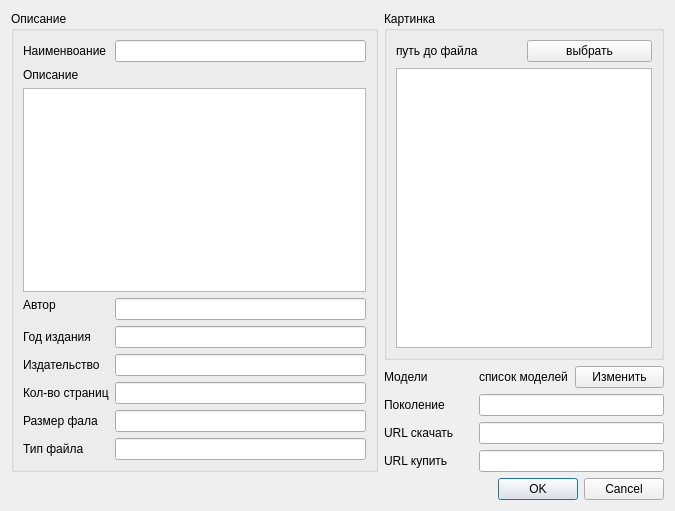
Before: the Qt Designer form manualdialog.ui in balamyt92/ManualBase, drawn with Qt 5.
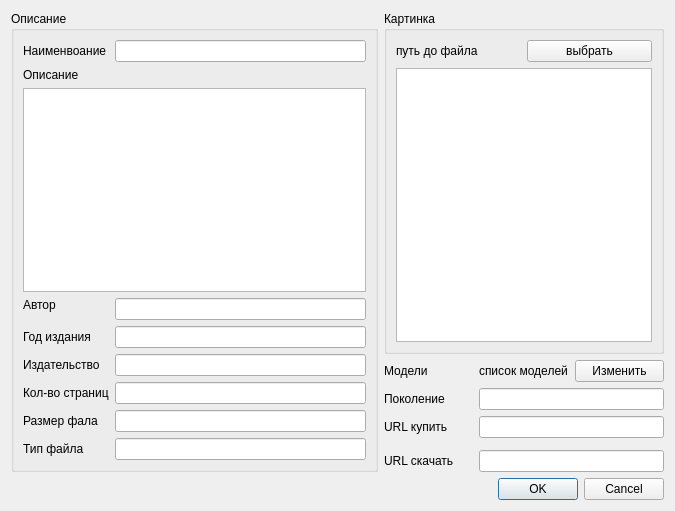
After: the same form once the commit is applied.

Commit message: исправлена проблема с сылками

```diff
--- a/manualdialog.ui
+++ b/manualdialog.ui
@@ -14,6 +14,9 @@
    <string>Dialog</string>
   </property>
   <layout class="QGridLayout" name="gridLayout_3">
+   <item row="5" column="2" colspan="2">
+    <widget class="QLineEdit" name="lineURLPay"/>
+   </item>
    <item row="0" column="1" colspan="3">
     <widget class="QGroupBox" name="groupBox_2">
      <property name="title">
@@ -82,27 +85,10 @@
    <item row="2" column="2" colspan="2">
     <widget class="QLineEdit" name="lineGenertion"/>
    </item>
-   <item row="3" column="1">
-    <widget class="QLabel" name="label_10">
-     <property name="text">
-      <string>URL скачать</string>
-     </property>
-    </widget>
-   </item>
    <item row="3" column="2" colspan="2">
     <widget class="QLineEdit" name="lineURLDown"/>
    </item>
-   <item row="4" column="1">
-    <widget class="QLabel" name="label_11">
-     <property name="text">
-      <string>URL купить</string>
-     </property>
-    </widget>
-   </item>
-   <item row="4" column="2" colspan="2">
-    <widget class="QLineEdit" name="lineURLPay"/>
-   </item>
-   <item row="5" column="0" colspan="4">
+   <item row="6" column="0" colspan="4">
     <widget class="QDialogButtonBox" name="buttonBox">
      <property name="orientation">
       <enum>Qt::Horizontal</enum>
@@ -112,7 +98,7 @@
      </property>
     </widget>
    </item>
-   <item row="0" column="0" rowspan="5">
+   <item row="0" column="0" rowspan="6">
     <widget class="QGroupBox" name="groupBox">
      <property name="title">
       <string>Описание</string>
@@ -224,6 +210,20 @@
      </layout>
     </widget>
    </item>
+   <item row="3" column="1">
+    <widget class="QLabel" name="label_11">
+     <property name="text">
+      <string>URL купить</string>
+     </property>
+    </widget>
+   </item>
+   <item row="5" column="1">
+    <widget class="QLabel" name="label_10">
+     <property name="text">
+      <string>URL скачать</string>
+     </property>
+    </widget>
+   </item>
   </layout>
  </widget>
  <resources/>
```
